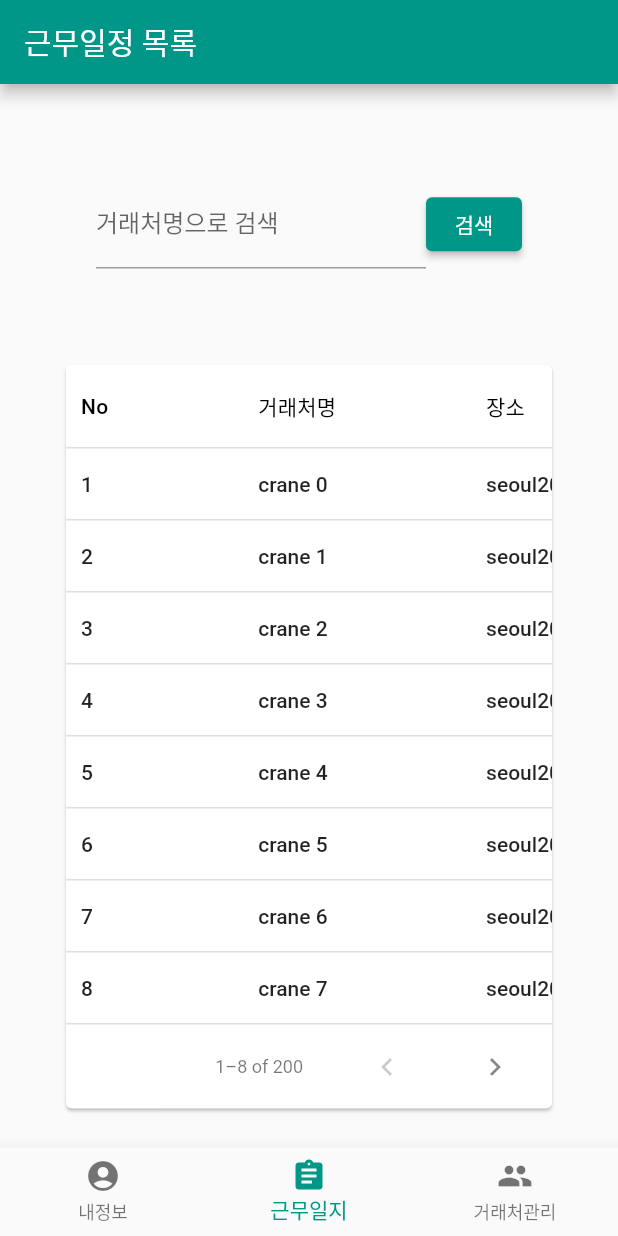
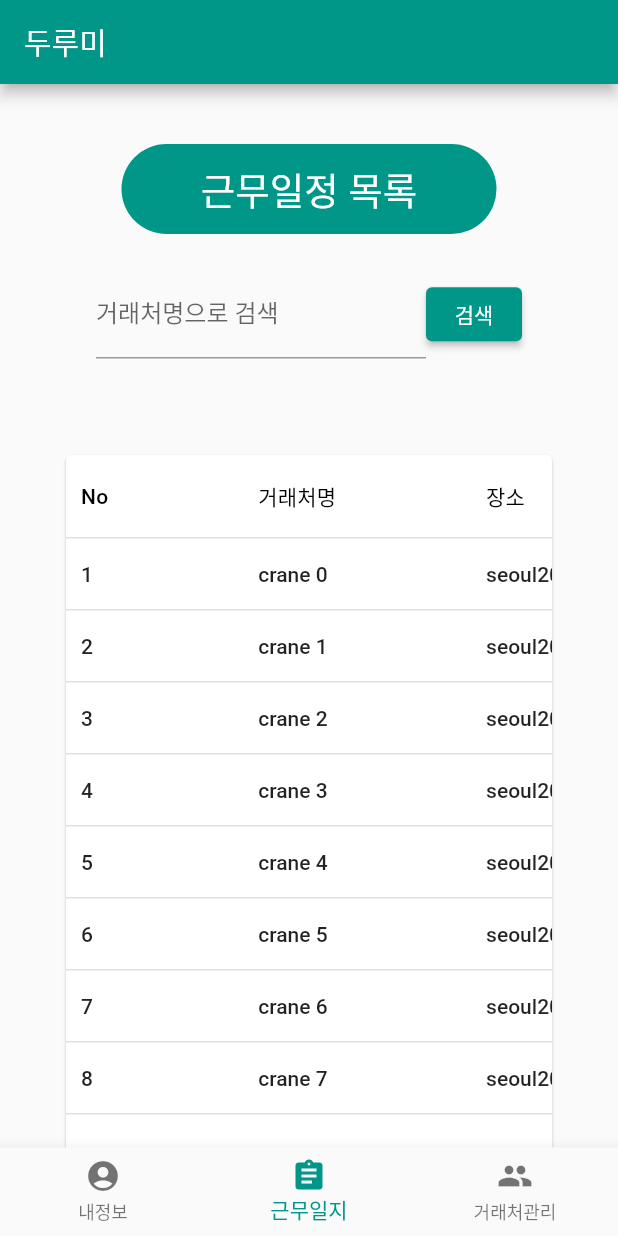
Before and after one commit to heejeongMin/dooromi-app, a Flutter app: the screen it shows after launch, item 2 of the bottom bar chosen, on a phone screen of 412 x 824 dp. Run offline on Flutter 3.47's test engine with Material 2 defaults, Android fonts, the phone set to English and light mode, and no system bars.

Commit message:
근무일정목록 appbar이름 변경

```diff
--- a/lib/Worklog/page/ScheduleListPage.dart
+++ b/lib/Worklog/page/ScheduleListPage.dart
@@ -16,7 +16,7 @@ class _ScheduleListPageState extends State<ScheduleListPage> {
   Widget build(BuildContext context) {
     return Scaffold(
       appBar: AppBar(
-        title: Text('근무일정 목록'),
+        title: Text('두루미'),
       ),
       body:
       new SingleChildScrollView(
@@ -28,6 +28,24 @@ class _ScheduleListPageState extends State<ScheduleListPage> {
         mainAxisSize: MainAxisSize.max,
         crossAxisAlignment: CrossAxisAlignment.center,
         children: [
+          new Container(
+            width: 250,
+            height: 60,
+            alignment: Alignment.center,
+            decoration: BoxDecoration(
+                color: Colors.teal,
+                borderRadius: BorderRadius.circular(30)
+            )   ,
+            child:
+            new Text(
+              "근무일정 목록",
+              style: new TextStyle(
+                  fontSize:25.0,
+                  color: Colors.white,
+                  fontFamily: "Roboto"
+              ),
+            ),
+          ),
           Padding(
             child:
             Row(
```
